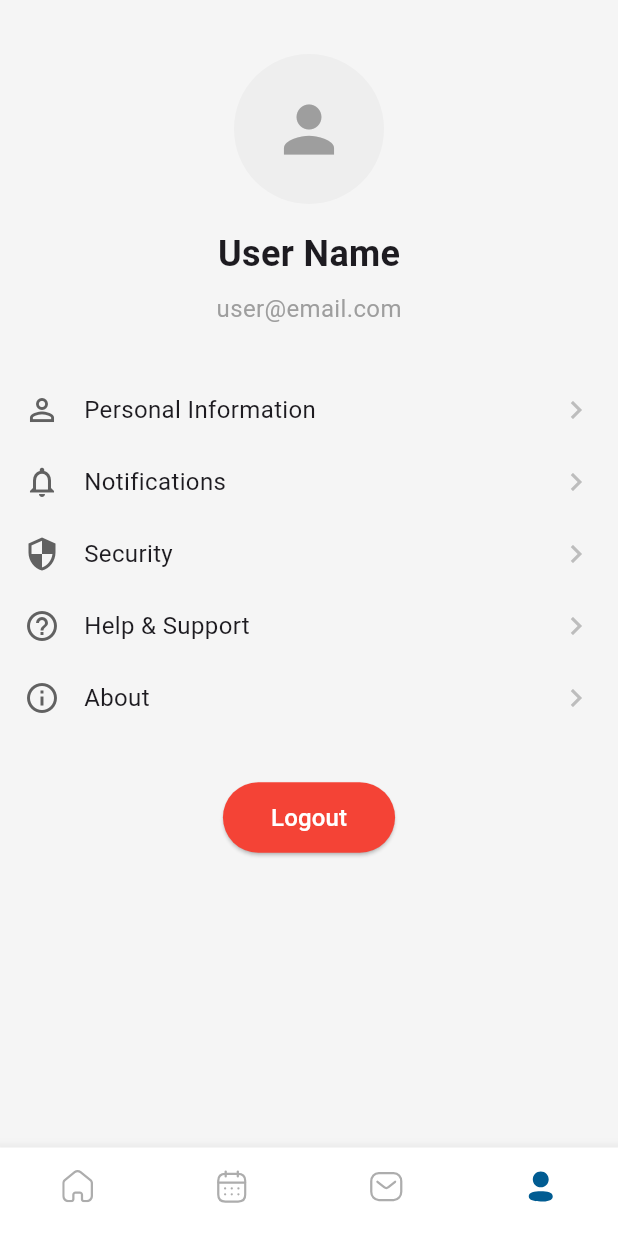
After one commit to Eyaadd/Amanak, a Flutter app: the HomeScreen screen opened by its route, item 4 of the bottom bar chosen, on a phone screen of 412 x 824 dp. The commit adds this screen. Run offline on Flutter 3.47's test engine with Material 3 defaults, Android fonts, the phone set to English and light mode, and no system bars; our stand-ins replace cloud_firestore, firebase_auth, firebase_core, flutter_gemini, flutter_svg, google_fonts and 6 more; missing offline and left inert: simple_alert_dialog; accounts and stored records are empty.

Commit message:
Finished navigation buttons in home tab

```diff
--- a/lib/chatbot.dart
+++ b/lib/chatbot.dart
@@ -27,8 +27,7 @@ class _ChatBotState extends State<ChatBot> {
     final bubbleMaxWidth = screenWidth * 0.7;
     final baseFontSize = screenWidth * 0.045;
 
-    return SafeArea(
-      child: Scaffold(
+    return Scaffold(
       appBar: AppBar(
         backgroundColor: Colors.transparent,
         titleSpacing: screenWidth * 0.09,
@@ -174,7 +173,6 @@ class _ChatBotState extends State<ChatBot> {
           ),
         ],
       ),
-      ),
     );
   }
 
--- /dev/null
+++ b/lib/home/profile_tab.dart
@@ -0,0 +1,156 @@
+import 'package:flutter/material.dart';
+import 'package:flutter_svg/svg.dart';
+
+class ProfileTab extends StatefulWidget {
+  const ProfileTab({super.key});
+
+  @override
+  State<ProfileTab> createState() => _ProfileTabState();
+}
+
+class _ProfileTabState extends State<ProfileTab> {
+  @override
+  Widget build(BuildContext context) {
+    return Scaffold(
+      body: SafeArea(
+        child: SingleChildScrollView(
+          child: Padding(
+            padding: const EdgeInsets.all(16.0),
+            child: Column(
+              crossAxisAlignment: CrossAxisAlignment.start,
+              children: [
+                const SizedBox(height: 20),
+                // Profile Header
+                Center(
+                  child: Column(
+                    children: [
+                      CircleAvatar(
+                        radius: 50,
+                        backgroundColor: Colors.grey[200],
+                        child: const Icon(
+                          Icons.person,
+                          size: 50,
+                          color: Colors.grey,
+                        ),
+                      ),
+                      const SizedBox(height: 16),
+                      const Text(
+                        'User Name',
+                        style: TextStyle(
+                          fontSize: 24,
+                          fontWeight: FontWeight.bold,
+                        ),
+                      ),
+                      const SizedBox(height: 8),
+                      const Text(
+                        'user@email.com',
+                        style: TextStyle(
+                          fontSize: 16,
+                          color: Colors.grey,
+                        ),
+                      ),
+                    ],
+                  ),
+                ),
+                const SizedBox(height: 32),
+                // Profile Options
+                _buildProfileOption(
+                  icon: Icons.person_outline,
+                  title: 'Personal Information',
+                  onTap: () {
+                    // Handle personal information tap
+                  },
+                ),
+                _buildProfileOption(
+                  icon: Icons.notifications_outlined,
+                  title: 'Notifications',
+                  onTap: () {
+                    // Handle notifications tap
+                  },
+                ),
+                _buildProfileOption(
+                  icon: Icons.security_outlined,
+                  title: 'Security',
+                  onTap: () {
+                    // Handle security tap
+                  },
+                ),
+                _buildProfileOption(
+                  icon: Icons.help_outline,
+                  title: 'Help & Support',
+                  onTap: () {
+                    // Handle help & support tap
+                  },
+                ),
+                _buildProfileOption(
+                  icon: Icons.info_outline,
+                  title: 'About',
+                  onTap: () {
+                    // Handle about tap
+                  },
+                ),
+                const SizedBox(height: 32),
+                // Logout Button
+                Center(
+                  child: ElevatedButton(
+                    onPressed: () {
+                      // Handle logout
+                    },
+                    style: ElevatedButton.styleFrom(
+                      backgroundColor: Colors.red,
+                      padding: const EdgeInsets.symmetric(
+                        horizontal: 32,
+                        vertical: 12,
+                      ),
+                    ),
+                    child: const Text(
+                      'Logout',
+                      style: TextStyle(
+                        color: Colors.white,
+                        fontSize: 16,
+                      ),
+                    ),
+                  ),
+                ),
+              ],
+            ),
+          ),
+        ),
+      ),
+    );
+  }
+
+  Widget _buildProfileOption({
+    required IconData icon,
+    required String title,
+    required VoidCallback onTap,
+  }) {
+    return InkWell(
+      onTap: onTap,
+      child: Padding(
+        padding: const EdgeInsets.symmetric(vertical: 12.0),
+        child: Row(
+          children: [
+            Icon(
+              icon,
+              size: 24,
+              color: Colors.grey[700],
+            ),
+            const SizedBox(width: 16),
+            Text(
+              title,
+              style: const TextStyle(
+                fontSize: 16,
+              ),
+            ),
+            const Spacer(),
+            Icon(
+              Icons.chevron_right,
+              color: Colors.grey[400],
+            ),
+          ],
+        ),
+      ),
+    );
+  }
+}
--- a/lib/home_screen.dart
+++ b/lib/home_screen.dart
@@ -1,14 +1,16 @@
 import 'dart:convert';
 import 'package:amanak/home/calendar_tab.dart';
-import 'package:amanak/home/live_tracking.dart';
-import 'package:amanak/home/nearest_hospitals.dart';
+import 'package:amanak/live_tracking.dart';
+import 'package:amanak/nearest_hospitals.dart';
+import 'package:amanak/home/profile_tab.dart';
+import 'package:amanak/home/messaging_tab.dart';
 import 'package:amanak/provider/my_provider.dart';
 import 'package:flutter/material.dart';
 import 'package:flutter_svg/svg.dart';
 import 'package:http/http.dart' as http;
 import 'package:provider/provider.dart';
 import 'package:simple_alert_dialog/simple_alert_dialog.dart';
-import 'home/gaurdian_location.dart';
+import 'gaurdian_location.dart';
 import 'home/home_tab.dart';
 
 class HomeScreen extends StatefulWidget {
@@ -35,13 +37,13 @@ class _HomeScreenState extends State<HomeScreen> {
     return Scaffold(
       bottomNavigationBar: BottomNavigationBar(
         items: [
-          BottomNavigationBarItem(icon: (provider.selectedIndexHome ==0 || selectedIndex == 0)?SvgPicture.asset('assets/svg/HomeSelected.svg'):SvgPicture.asset('assets/svg/Home.svg'), label: ""),
+          BottomNavigationBarItem(icon: (provider.selectedIndexHome ==0 )?SvgPicture.asset('assets/svg/HomeSelected.svg'):SvgPicture.asset('assets/svg/Home.svg'), label: ""),
           BottomNavigationBarItem(
-              icon: (provider.selectedIndexHome == 1 || selectedIndex == 1)?SvgPicture.asset('assets/svg/calendarSelected.svg'):SvgPicture.asset('assets/svg/Calendaric.svg'), label: ""),
+              icon: (provider.selectedIndexHome == 1 )?SvgPicture.asset('assets/svg/calendarSelected.svg'):SvgPicture.asset('assets/svg/Calendaric.svg'), label: ""),
           BottomNavigationBarItem(
-              icon: (provider.selectedIndexHome == 2 || selectedIndex == 2)?SvgPicture.asset('assets/svg/MessageSelected.svg'):SvgPicture.asset('assets/svg/Message.svg'), label: ""),
+              icon: (provider.selectedIndexHome == 2 )?SvgPicture.asset('assets/svg/MessageSelected.svg'):SvgPicture.asset('assets/svg/Message.svg'), label: ""),
           BottomNavigationBarItem(
-              icon: (provider.selectedIndexHome ==3 || selectedIndex == 3)?SvgPicture.asset('assets/svg/ProfileSelected.svg'):SvgPicture.asset('assets/svg/Profile.svg'), label: ""),
+              icon: (provider.selectedIndexHome == 3 )?SvgPicture.asset('assets/svg/ProfileSelected.svg'):SvgPicture.asset('assets/svg/Profile.svg'), label: ""),
         ],
         currentIndex:
             (provider.selectedIndexHome == 2 || provider.selectedIndexHome == 1 ||provider.selectedIndexHome == 3 )
@@ -50,13 +52,8 @@ class _HomeScreenState extends State<HomeScreen> {
         onTap: (value) {
           setState(() {
             selectedIndex = value;
-            if (provider.selectedIndexHome == 2 ||
-                provider.selectedIndexHome == 1 || provider.selectedIndexHome == 3) {
-              provider.selectedIndexHome = 5;
-            }
+            provider.selectedIndexHome = value;
           });
-          print(selectedIndex);
-          print(provider.selectedIndexHome);
         },
       ),
       // body:provider.selectedIndexHome == 2? currentTabs[provider.selectedIndexHome] : currentTabs[selectedIndex],
@@ -70,8 +67,8 @@ class _HomeScreenState extends State<HomeScreen> {
 List<Widget> currentTabs = [
   HomeTab(),
   CalendarTab(),
-  GuardianLiveTracking(),
-  LiveTracking(),
+  MessagingTab(),
+  ProfileTab(),
 ];
 
 // Future<void> sendData(BuildContext context) async {
--- a/lib/main.dart
+++ b/lib/main.dart
@@ -1,5 +1,7 @@
 import 'package:amanak/chatbot.dart';
+import 'package:amanak/gaurdian_location.dart';
 import 'package:amanak/login_screen.dart';
+import 'package:amanak/nearest_hospitals.dart';
 import 'package:amanak/signup/choose_role.dart';
 import 'package:amanak/signup/signup_screen.dart';
 import 'package:amanak/theme/base_theme.dart';
@@ -40,7 +42,7 @@ class MyApp extends StatelessWidget {
         return MaterialApp(
           theme: lightTheme.themeData,
           debugShowCheckedModeBanner: false,
-          initialRoute: HomeScreen.routeName,
+          initialRoute: OnBoardingScreen.routeName,
           routes: {
             OnBoardingScreen.routeName: (context)=> OnBoardingScreen(),
             LoginScreen.routeName: (context) => LoginScreen(),
@@ -48,6 +50,8 @@ class MyApp extends StatelessWidget {
             ChooseRoleScreen.routeName : (context) => ChooseRoleScreen(),
             HomeScreen.routeName: (context) => HomeScreen(),
             ChatBot.routeName: (context) => ChatBot(),
+            GuardianLiveTracking.routeName : (context) => GuardianLiveTracking(),
+            NearestHospitals.routeName : (context) => NearestHospitals()
 
           },
         );
--- a/lib/home/nearest_hospitals.dart
+++ b/lib/nearest_hospitals.dart
@@ -1,6 +1,7 @@
 import 'package:flutter/material.dart';
 
 class NearestHospitals extends StatelessWidget {
+  static const routeName = "NearestHospitals";
   const NearestHospitals({super.key});
 
   @override
--- a/lib/provider/my_provider.dart
+++ b/lib/provider/my_provider.dart
@@ -3,7 +3,7 @@ import 'package:flutter/cupertino.dart';
 class MyProvider extends ChangeNotifier {
   int selectedIndexHome = 0;
 
-  changeLiveTrackingIndex() {
+  changeProfileIndex() {
     selectedIndexHome = 3;
     notifyListeners();
   }
@@ -12,7 +12,7 @@ class MyProvider extends ChangeNotifier {
     selectedIndexHome = 1;
     notifyListeners();
   }
-  changeNearestHospitalIndex() {
+  changeMessageIndex() {
     selectedIndexHome = 2;
     notifyListeners();
   }
```
Also changed, not shown: lib/home/home_tab.dart (+8 -3 lines), lib/home/messaging_tab.dart (added, +191 -0 lines), lib/gaurdian_location.dart (renamed from lib/home/gaurdian_location.dart), lib/live_tracking.dart (renamed from lib/home/live_tracking.dart), pubspec.lock, 252 other files. Lines whose indentation alone changed are shown as unchanged.
